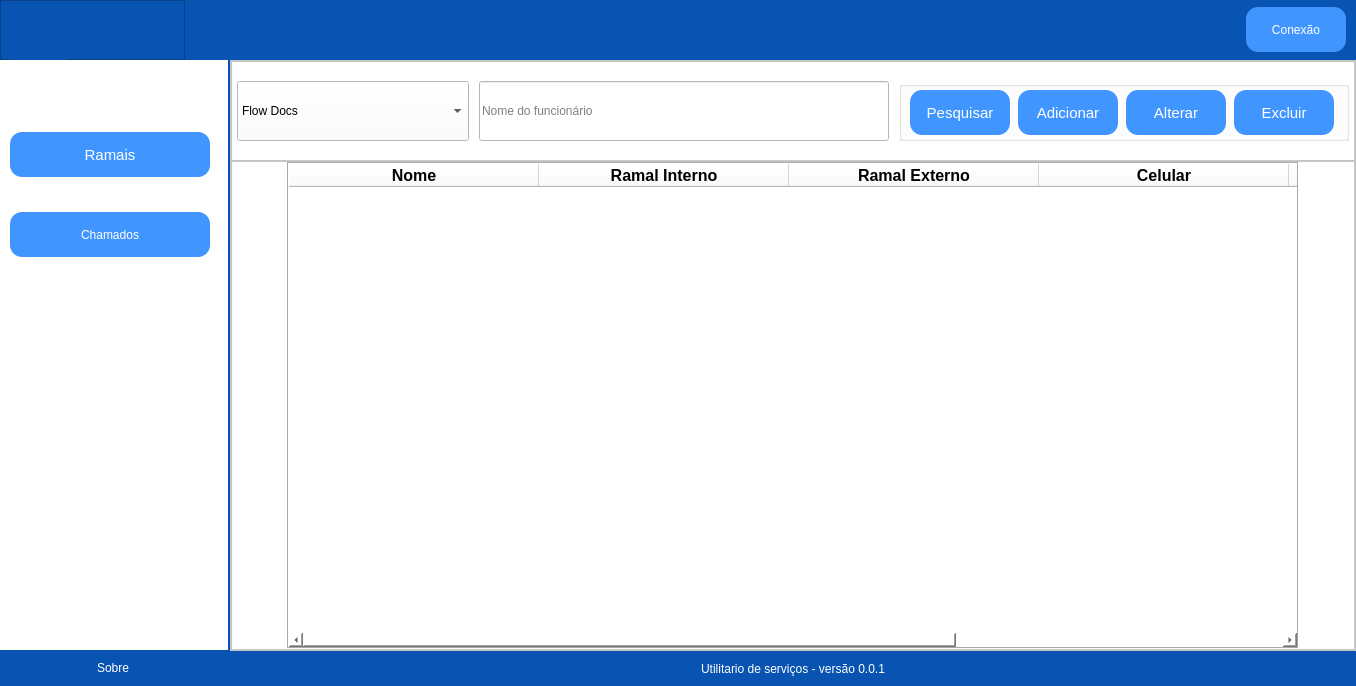
Before: the Qt Designer form View/Principal.ui in mateuscosta27/Utilitario, drawn with Qt 5.
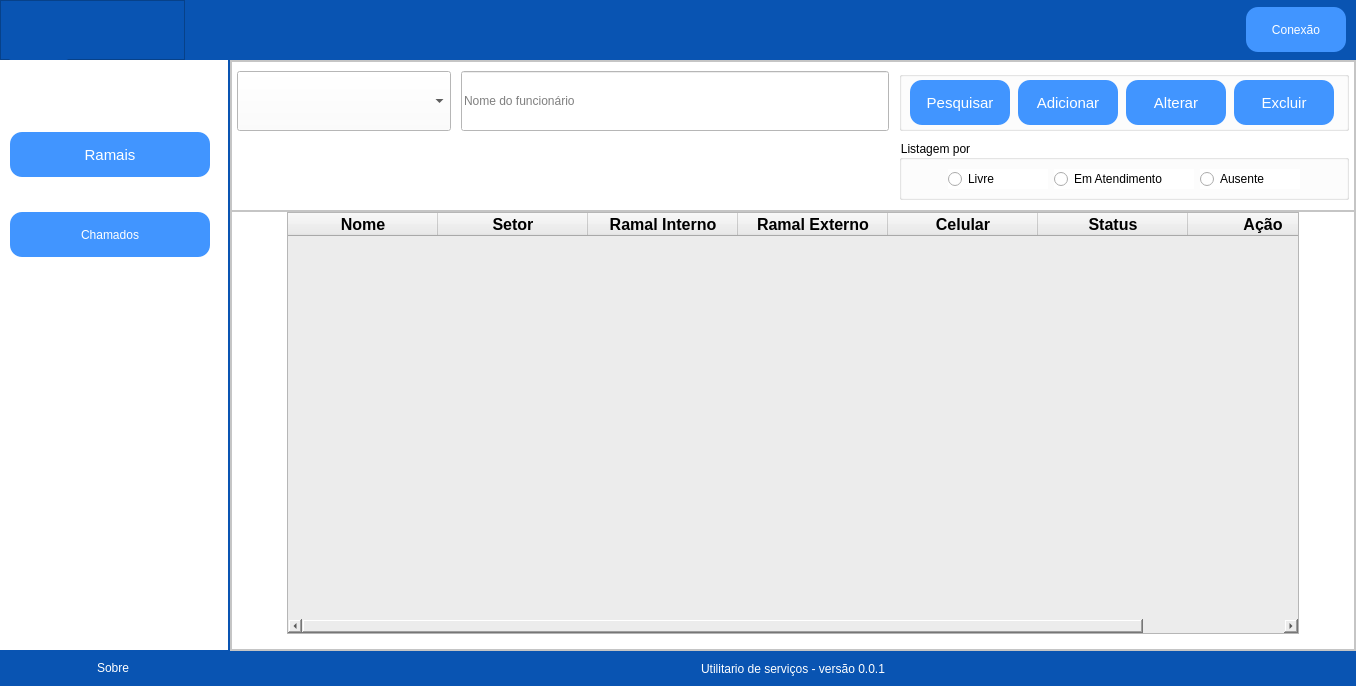
After: the same form once the commit is applied. Icons and pictures are not drawn.

```diff
--- a/View/Principal.ui
+++ b/View/Principal.ui
@@ -784,15 +784,18 @@
                       <property name="minimumSize">
                        <size>
                         <width>0</width>
-                        <height>100</height>
+                        <height>150</height>
                        </size>
                       </property>
                       <property name="maximumSize">
                        <size>
                         <width>16777215</width>
-                        <height>100</height>
+                        <height>150</height>
                        </size>
                       </property>
+                      <property name="styleSheet">
+                       <string notr="true"/>
+                      </property>
                       <property name="frameShape">
                        <enum>QFrame::StyledPanel</enum>
                       </property>
@@ -818,71 +821,6 @@
                        <property name="verticalSpacing">
                         <number>0</number>
                        </property>
-                       <item row="0" column="0">
-                        <widget class="QComboBox" name="cbb_select_setor">
-                         <property name="minimumSize">
-                          <size>
-                           <width>0</width>
-                           <height>60</height>
-                          </size>
-                         </property>
-                         <property name="maximumSize">
-                          <size>
-                           <width>16777215</width>
-                           <height>60</height>
-                          </size>
-                         </property>
-                         <property name="sizeIncrement">
-                          <size>
-                           <width>0</width>
-                           <height>0</height>
-                          </size>
-                         </property>
-                         <property name="styleSheet">
-                          <string notr="true">font: 75 16pt &quot;MS Shell Dlg 2&quot;;</string>
-                         </property>
-                         <item>
-                          <property name="text">
-                           <string>Flow Docs</string>
-                          </property>
-                         </item>
-                         <item>
-                          <property name="text">
-                           <string>Folha</string>
-                          </property>
-                         </item>
-                         <item>
-                          <property name="text">
-                           <string>Gerente</string>
-                          </property>
-                         </item>
-                         <item>
-                          <property name="text">
-                           <string>Recepção</string>
-                          </property>
-                         </item>
-                         <item>
-                          <property name="text">
-                           <string>Service Desk</string>
-                          </property>
-                         </item>
-                         <item>
-                          <property name="text">
-                           <string>SIS - SIE - SAS</string>
-                          </property>
-                         </item>
-                         <item>
-                          <property name="text">
-                           <string>SSE - SED - PORTAL - PATRIMONIO</string>
-                          </property>
-                         </item>
-                         <item>
-                          <property name="text">
-                           <string>Tributário</string>
-                          </property>
-                         </item>
-                        </widget>
-                       </item>
                        <item row="0" column="1">
                         <widget class="QLineEdit" name="le_search_name">
                          <property name="minimumSize">
@@ -898,13 +836,100 @@
                           </size>
                          </property>
                          <property name="styleSheet">
-                          <string notr="true">font: 75 16pt &quot;MS Shell Dlg 2&quot;;</string>
+                          <string notr="true">font: 75 16pt &quot;MS Shell Dlg 2&quot;;
+background-color: rgb(255, 255, 255);</string>
                          </property>
                          <property name="placeholderText">
                           <string>Nome do funcionário</string>
                          </property>
                         </widget>
                        </item>
+                       <item row="0" column="0">
+                        <widget class="QComboBox" name="cbb_select_setor">
+                         <property name="minimumSize">
+                          <size>
+                           <width>0</width>
+                           <height>60</height>
+                          </size>
+                         </property>
+                         <property name="maximumSize">
+                          <size>
+                           <width>16777215</width>
+                           <height>60</height>
+                          </size>
+                         </property>
+                         <property name="sizeIncrement">
+                          <size>
+                           <width>0</width>
+                           <height>0</height>
+                          </size>
+                         </property>
+                         <property name="autoFillBackground">
+                          <bool>false</bool>
+                         </property>
+                         <property name="styleSheet">
+                          <string notr="true">font: 75 16pt &quot;MS Shell Dlg 2&quot;;
+background-color: rgb(255, 255, 255);
+
+
+</string>
+                         </property>
+                         <property name="placeholderText">
+                          <string>Todos</string>
+                         </property>
+                         <property name="duplicatesEnabled">
+                          <bool>false</bool>
+                         </property>
+                         <property name="modelColumn">
+                          <number>0</number>
+                         </property>
+                         <item>
+                          <property name="text">
+                           <string/>
+                          </property>
+                         </item>
+                         <item>
+                          <property name="text">
+                           <string>FLOWDOCS</string>
+                          </property>
+                         </item>
+                         <item>
+                          <property name="text">
+                           <string>FOLHA</string>
+                          </property>
+                         </item>
+                         <item>
+                          <property name="text">
+                           <string>GERENTE</string>
+                          </property>
+                         </item>
+                         <item>
+                          <property name="text">
+                           <string>RECEPÇÃO</string>
+                          </property>
+                         </item>
+                         <item>
+                          <property name="text">
+                           <string>SERVICE DESK</string>
+                          </property>
+                         </item>
+                         <item>
+                          <property name="text">
+                           <string>SIS-SIE-SAS</string>
+                          </property>
+                         </item>
+                         <item>
+                          <property name="text">
+                           <string>SSE-SED-PORTAL-PATRIMONIO</string>
+                          </property>
+                         </item>
+                         <item>
+                          <property name="text">
+                           <string>TRIBUTÁRIO</string>
+                          </property>
+                         </item>
+                        </widget>
+                       </item>
                        <item row="0" column="2">
                         <widget class="QGroupBox" name="groupBox">
                          <property name="minimumSize">
@@ -1261,6 +1286,110 @@
                          </layout>
                         </widget>
                        </item>
+                       <item row="1" column="2">
+                        <widget class="QGroupBox" name="groupBox_2">
+                         <property name="minimumSize">
+                          <size>
+                           <width>450</width>
+                           <height>60</height>
+                          </size>
+                         </property>
+                         <property name="maximumSize">
+                          <size>
+                           <width>450</width>
+                           <height>60</height>
+                          </size>
+                         </property>
+                         <property name="title">
+                          <string>Listagem por</string>
+                         </property>
+                         <layout class="QGridLayout" name="gridLayout_3">
+                          <item row="0" column="0">
+                           <spacer name="horizontalSpacer_2">
+                            <property name="orientation">
+                             <enum>Qt::Horizontal</enum>
+                            </property>
+                            <property name="sizeHint" stdset="0">
+                             <size>
+                              <width>40</width>
+                              <height>20</height>
+                             </size>
+                            </property>
+                           </spacer>
+                          </item>
+                          <item row="0" column="3">
+                           <widget class="QRadioButton" name="rb_ausente">
+                            <property name="minimumSize">
+                             <size>
+                              <width>100</width>
+                              <height>20</height>
+                             </size>
+                            </property>
+                            <property name="maximumSize">
+                             <size>
+                              <width>100</width>
+                              <height>20</height>
+                             </size>
+                            </property>
+                            <property name="text">
+                             <string>Ausente</string>
+                            </property>
+                           </widget>
+                          </item>
+                          <item row="0" column="1">
+                           <widget class="QRadioButton" name="rb_livre">
+                            <property name="minimumSize">
+                             <size>
+                              <width>100</width>
+                              <height>20</height>
+                             </size>
+                            </property>
+                            <property name="maximumSize">
+                             <size>
+                              <width>100</width>
+                              <height>20</height>
+                             </size>
+                            </property>
+                            <property name="text">
+                             <string>Livre</string>
+                            </property>
+                           </widget>
+                          </item>
+                          <item row="0" column="2">
+                           <widget class="QRadioButton" name="rb_atendimento">
+                            <property name="minimumSize">
+                             <size>
+                              <width>140</width>
+                              <height>20</height>
+                             </size>
+                            </property>
+                            <property name="maximumSize">
+                             <size>
+                              <width>140</width>
+                              <height>20</height>
+                             </size>
+                            </property>
+                            <property name="text">
+                             <string>Em Atendimento</string>
+                            </property>
+                           </widget>
+                          </item>
+                          <item row="0" column="4">
+                           <spacer name="horizontalSpacer_3">
+                            <property name="orientation">
+                             <enum>Qt::Horizontal</enum>
+                            </property>
+                            <property name="sizeHint" stdset="0">
+                             <size>
+                              <width>40</width>
+                              <height>20</height>
+                             </size>
+                            </property>
+                           </spacer>
+                          </item>
+                         </layout>
+                        </widget>
+                       </item>
                       </layout>
                      </widget>
                     </item>
@@ -1269,13 +1398,16 @@
                       <property name="contextMenuPolicy">
                        <enum>Qt::NoContextMenu</enum>
                       </property>
+                      <property name="styleSheet">
+                       <string notr="true"/>
+                      </property>
                       <property name="frameShape">
                        <enum>QFrame::StyledPanel</enum>
                       </property>
                       <property name="frameShadow">
                        <enum>QFrame::Raised</enum>
                       </property>
-                      <layout class="QHBoxLayout" name="horizontalLayout_3">
+                      <layout class="QHBoxLayout" name="horizontalLayout_3" stretch="0">
                        <property name="spacing">
                         <number>0</number>
                        </property>
@@ -1289,28 +1421,62 @@
                         <number>55</number>
                        </property>
                        <property name="bottomMargin">
-                        <number>0</number>
+                        <number>15</number>
                        </property>
                        <item>
                         <widget class="QTableWidget" name="tb_ramal">
                          <property name="font">
                           <font>
+                           <family>Segoe UI</family>
                            <pointsize>12</pointsize>
-                           <bold>true</bold>
+                           <italic>false</italic>
+                           <bold>false</bold>
                           </font>
                          </property>
+                         <property name="tabletTracking">
+                          <bool>false</bool>
+                         </property>
+                         <property name="focusPolicy">
+                          <enum>Qt::NoFocus</enum>
+                         </property>
+                         <property name="contextMenuPolicy">
+                          <enum>Qt::DefaultContextMenu</enum>
+                         </property>
+                         <property name="acceptDrops">
+                          <bool>false</bool>
+                         </property>
+                         <property name="autoFillBackground">
+                          <bool>true</bool>
+                         </property>
+                         <property name="styleSheet">
+                          <string notr="true">font: 12pt &quot;Segoe UI&quot;;
+background-color: rgb(236, 236, 236);
+alternate-background-color: rgb(193, 193, 193);</string>
+                         </property>
                          <property name="frameShape">
-                          <enum>QFrame::Box</enum>
+                          <enum>QFrame::StyledPanel</enum>
                          </property>
                          <property name="frameShadow">
                           <enum>QFrame::Sunken</enum>
                          </property>
+                         <property name="lineWidth">
+                          <number>3</number>
+                         </property>
+                         <property name="midLineWidth">
+                          <number>4</number>
+                         </property>
                          <property name="autoScrollMargin">
                           <number>20</number>
                          </property>
                          <property name="editTriggers">
                           <set>QAbstractItemView::AnyKeyPressed|QAbstractItemView::DoubleClicked</set>
                          </property>
+                         <property name="alternatingRowColors">
+                          <bool>false</bool>
+                         </property>
+                         <property name="selectionBehavior">
+                          <enum>QAbstractItemView::SelectRows</enum>
+                         </property>
                          <property name="textElideMode">
                           <enum>Qt::ElideMiddle</enum>
                          </property>
@@ -1326,47 +1492,121 @@
                          <property name="sortingEnabled">
                           <bool>true</bool>
                          </property>
+                         <property name="wordWrap">
+                          <bool>true</bool>
+                         </property>
                          <property name="cornerButtonEnabled">
                           <bool>true</bool>
                          </property>
                          <attribute name="horizontalHeaderMinimumSectionSize">
-                          <number>50</number>
+                          <number>30</number>
                          </attribute>
                          <attribute name="horizontalHeaderDefaultSectionSize">
-                          <number>250</number>
+                          <number>150</number>
+                         </attribute>
+                         <attribute name="horizontalHeaderHighlightSections">
+                          <bool>false</bool>
+                         </attribute>
+                         <attribute name="horizontalHeaderStretchLastSection">
+                          <bool>false</bool>
                          </attribute>
                          <attribute name="verticalHeaderVisible">
                           <bool>false</bool>
                          </attribute>
+                         <attribute name="verticalHeaderCascadingSectionResizes">
+                          <bool>false</bool>
+                         </attribute>
+                         <attribute name="verticalHeaderMinimumSectionSize">
+                          <number>50</number>
+                         </attribute>
+                         <attribute name="verticalHeaderDefaultSectionSize">
+                          <number>50</number>
+                         </attribute>
+                         <attribute name="verticalHeaderHighlightSections">
+                          <bool>false</bool>
+                         </attribute>
+                         <attribute name="verticalHeaderShowSortIndicator" stdset="0">
+                          <bool>false</bool>
+                         </attribute>
+                         <attribute name="verticalHeaderStretchLastSection">
+                          <bool>false</bool>
+                         </attribute>
                          <column>
                           <property name="text">
                            <string>Nome</string>
                           </property>
+                          <property name="font">
+                           <font>
+                            <pointsize>12</pointsize>
+                            <bold>true</bold>
+                           </font>
+                          </property>
+                         </column>
+                         <column>
+                          <property name="text">
+                           <string>Setor</string>
+                          </property>
+                          <property name="font">
+                           <font>
+                            <pointsize>12</pointsize>
+                            <bold>true</bold>
+                           </font>
+                          </property>
                          </column>
                          <column>
                           <property name="text">
                            <string>Ramal Interno</string>
                           </property>
+                          <property name="font">
+                           <font>
+                            <pointsize>12</pointsize>
+                            <bold>true</bold>
+                           </font>
+                          </property>
                          </column>
                          <column>
                           <property name="text">
                            <string>Ramal Externo</string>
                           </property>
+                          <property name="font">
+                           <font>
+                            <pointsize>12</pointsize>
+                            <bold>true</bold>
+                           </font>
+                          </property>
                          </column>
                          <column>
                           <property name="text">
                            <string>Celular</string>
                           </property>
+                          <property name="font">
+                           <font>
+                            <pointsize>12</pointsize>
+                            <bold>true</bold>
+                           </font>
+                          </property>
                          </column>
                          <column>
                           <property name="text">
                            <string>Status</string>
                           </property>
+                          <property name="font">
+                           <font>
+                            <pointsize>12</pointsize>
+                            <bold>true</bold>
+                           </font>
+                          </property>
                          </column>
                          <column>
                           <property name="text">
                            <string>Ação</string>
                           </property>
+                          <property name="font">
+                           <font>
+                            <pointsize>12</pointsize>
+                            <bold>true</bold>
+                           </font>
+                          </property>
                          </column>
                         </widget>
                        </item>
```
Left out of the diff: 3 changed lines with no effect on the pictures.
